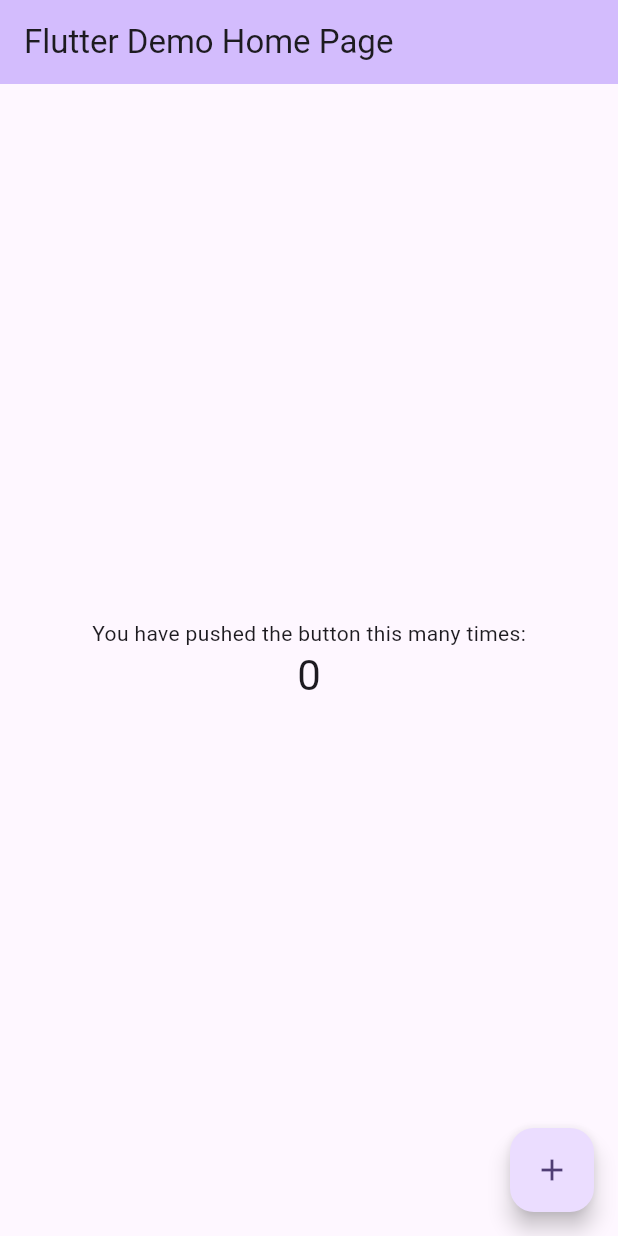
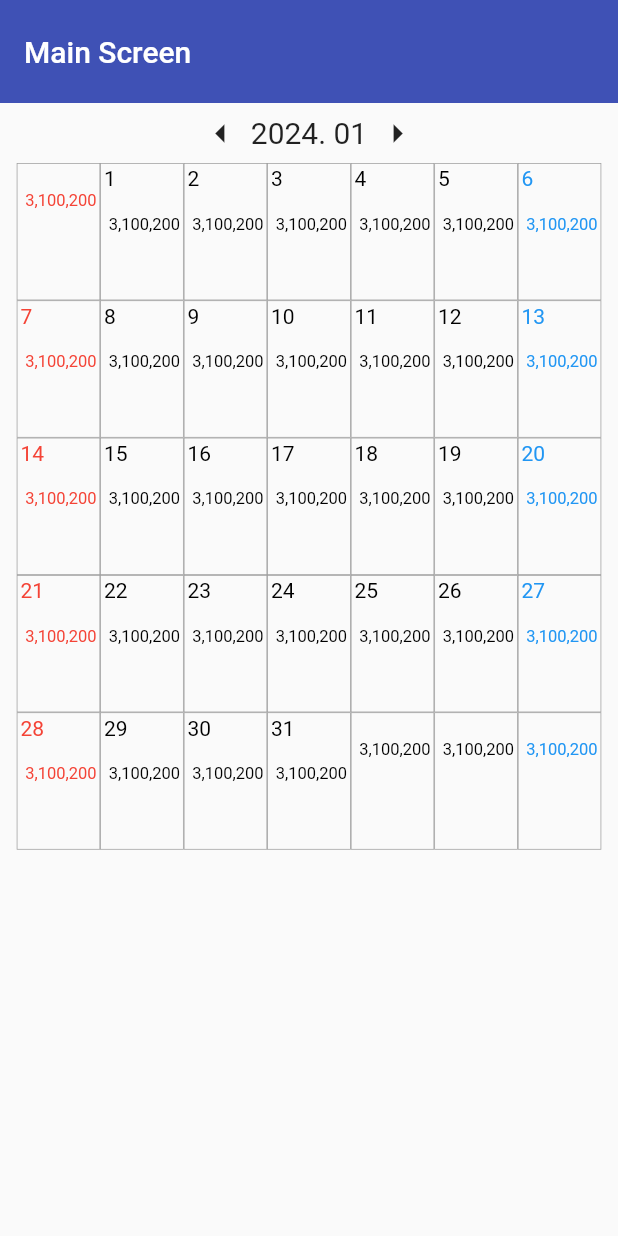
Before and after one commit to kanggo1111/hair_designer_sales_manage, a Flutter app: the screen it shows after launch, on a phone screen of 412 x 824 dp. Run offline on Flutter 3.47's test engine with Material 3 defaults, Android fonts, the phone set to English and light mode, and no system bars.

Commit message:
develope calendar #1
TODO:
responsively set size of calendar

```diff
--- a/lib/main.dart
+++ b/lib/main.dart
@@ -1,4 +1,5 @@
 import 'package:flutter/material.dart';
+import 'package:hair_designer_sales_manage/screens/main_screen.dart';
 
 void main() {
   runApp(const MyApp());
@@ -7,119 +8,12 @@
 class MyApp extends StatelessWidget {
   const MyApp({super.key});
 
-  // This widget is the root of your application.
   @override
   Widget build(BuildContext context) {
     return MaterialApp(
-      title: 'Flutter Demo',
-      theme: ThemeData(
-        // This is the theme of your application.
-        //
-        // TRY THIS: Try running your application with "flutter run". You'll see
-        // the application has a purple toolbar. Then, without quitting the app,
-        // try changing the seedColor in the colorScheme below to Colors.green
-        // and then invoke "hot reload" (save your changes or press the "hot
-        // reload" button in a Flutter-supported IDE, or press "r" if you used
-        // the command line to start the app).
-        //
-        // Notice that the counter didn't reset back to zero; the application
-        // state is not lost during the reload. To reset the state, use hot
-        // restart instead.
-        //
-        // This works for code too, not just values: Most code changes can be
-        // tested with just a hot reload.
-        colorScheme: ColorScheme.fromSeed(seedColor: Colors.deepPurple),
-        useMaterial3: true,
-      ),
-      home: const MyHomePage(title: 'Flutter Demo Home Page'),
+      theme: ThemeData(primarySwatch: Colors.indigo, useMaterial3: false),
+      title: 'Hair designer sales manager',
+      home: MainScreen(),
     );
   }
 }
-
-class MyHomePage extends StatefulWidget {
-  const MyHomePage({super.key, required this.title});
-
-  // This widget is the home page of your application. It is stateful, meaning
-  // that it has a State object (defined below) that contains fields that affect
-  // how it looks.
-
-  // This class is the configuration for the state. It holds the values (in this
-  // case the title) provided by the parent (in this case the App widget) and
-  // used by the build method of the State. Fields in a Widget subclass are
-  // always marked "final".
-
-  final String title;
-
-  @override
-  State<MyHomePage> createState() => _MyHomePageState();
-}
-
-class _MyHomePageState extends State<MyHomePage> {
-  int _counter = 0;
-
-  void _incrementCounter() {
-    setState(() {
-      // This call to setState tells the Flutter framework that something has
-      // changed in this State, which causes it to rerun the build method below
-      // so that the display can reflect the updated values. If we changed
-      // _counter without calling setState(), then the build method would not be
-      // called again, and so nothing would appear to happen.
-      _counter++;
-    });
-  }
-
-  @override
-  Widget build(BuildContext context) {
-    // This method is rerun every time setState is called, for instance as done
-    // by the _incrementCounter method above.
-    //
-    // The Flutter framework has been optimized to make rerunning build methods
-    // fast, so that you can just rebuild anything that needs updating rather
-    // than having to individually change instances of widgets.
-    return Scaffold(
-      appBar: AppBar(
-        // TRY THIS: Try changing the color here to a specific color (to
-        // Colors.amber, perhaps?) and trigger a hot reload to see the AppBar
-        // change color while the other colors stay the same.
-        backgroundColor: Theme.of(context).colorScheme.inversePrimary,
-        // Here we take the value from the MyHomePage object that was created by
-        // the App.build method, and use it to set our appbar title.
-        title: Text(widget.title),
-      ),
-      body: Center(
-        // Center is a layout widget. It takes a single child and positions it
-        // in the middle of the parent.
-        child: Column(
-          // Column is also a layout widget. It takes a list of children and
-          // arranges them vertically. By default, it sizes itself to fit its
-          // children horizontally, and tries to be as tall as its parent.
-          //
-          // Column has various properties to control how it sizes itself and
-          // how it positions its children. Here we use mainAxisAlignment to
-          // center the children vertically; the main axis here is the vertical
-          // axis because Columns are vertical (the cross axis would be
-          // horizontal).
-          //
-          // TRY THIS: Invoke "debug painting" (choose the "Toggle Debug Paint"
-          // action in the IDE, or press "p" in the console), to see the
-          // wireframe for each widget.
-          mainAxisAlignment: MainAxisAlignment.center,
-          children: <Widget>[
-            const Text(
-              'You have pushed the button this many times:',
-            ),
-            Text(
-              '$_counter',
-              style: Theme.of(context).textTheme.headlineMedium,
-            ),
-          ],
-        ),
-      ),
-      floatingActionButton: FloatingActionButton(
-        onPressed: _incrementCounter,
-        tooltip: 'Increment',
-        child: const Icon(Icons.add),
-      ), // This trailing comma makes auto-formatting nicer for build methods.
-    );
-  }
-}
--- /dev/null
+++ b/lib/my_widget/my_calendar/my_calendar.dart
@@ -0,0 +1,232 @@
+import 'package:flutter/material.dart';
+import 'package:intl/intl.dart';
+
+Map<String, int> weekday = {
+  "SUN": 1,
+  "MON": 2,
+  "TUE": 3,
+  "WED": 4,
+  "THU": 5,
+  "FRI": 6,
+  "SAT": 7,
+};
+
+class MyCalendar extends StatefulWidget {
+  MyCalendar({super.key});
+
+  @override
+  State<MyCalendar> createState() => _MyCalendarState();
+}
+
+class _MyCalendarState extends State<MyCalendar> {
+  int currentMonth = 1; // 1 ~ 12
+  int currentYear = 2024; // 1 ~ 12
+  int startingCell = 1;
+  var now;
+
+  @override
+  void initState() {
+    // TODO: implement initState
+    super.initState();
+    now = new DateTime.now();
+    getCurrentMonth();
+  }
+
+  void getCurrentMonth() {
+    currentMonth = int.parse(DateFormat('MM').format(now));
+    currentYear = int.parse(DateFormat('y').format(now));
+  }
+
+  Widget build(BuildContext context) {
+    return Container(
+      padding: EdgeInsets.fromLTRB(MediaQuery.of(context).size.width / 37, 0,
+          MediaQuery.of(context).size.width / 37, 0),
+      child: Column(
+        children: [
+          Padding(
+            padding: const EdgeInsets.symmetric(vertical: 5),
+            child: Row(
+              mainAxisAlignment: MainAxisAlignment.center,
+              children: [
+                GestureDetector(
+                    onTap: () {
+                      setState(() {
+                        if (currentMonth == 1) {
+                          currentYear--;
+                          currentMonth = 12;
+                        } else
+                          currentMonth--;
+
+                        now = DateTime(currentYear, currentMonth);
+                      });
+                    },
+                    child: Icon(
+                      Icons.arrow_left,
+                      size: 30,
+                    )),
+                const SizedBox(
+                  width: 5,
+                ),
+                Text(
+                  currentYear.toString() +
+                      '. ' +
+                      currentMonth.toString().padLeft(2, "0"),
+                  style: TextStyle(fontSize: 20),
+                ),
+                const SizedBox(
+                  width: 5,
+                ),
+                GestureDetector(
+                  onTap: () {
+                    setState(() {
+                      if (currentMonth == 12) {
+                        currentYear++;
+                        currentMonth = 1;
+                      } else
+                        currentMonth++;
+
+                      now = DateTime(currentYear, currentMonth);
+                    });
+                  },
+                  child: Icon(
+                    Icons.arrow_right,
+                    size: 30,
+                  ),
+                )
+              ],
+            ),
+          ),
+          CalendarCol(now),
+        ],
+      ),
+    );
+  }
+}
+
+class CalendarCol extends StatefulWidget {
+  CalendarCol(this.now, {super.key});
+
+  final DateTime now;
+
+  @override
+  State<CalendarCol> createState() => _CalendarColState();
+}
+
+class _CalendarColState extends State<CalendarCol> {
+  @override
+  Widget build(BuildContext context) {
+    int startingCell = weekday[DateFormat('E')
+        .format(DateTime(widget.now.year, widget.now.month, 1))
+        .toUpperCase()]!;
+    return Column(
+      children: List.generate(
+          5 * 7 + 1 - (startingCell - 1) <=
+                  DateTime(widget.now.year, widget.now.month + 1, 0).day
+              ? 6
+              : 5,
+          (index) =>
+              CalendarRow(widget.now, index * 7 + 1 - (startingCell - 1))),
+    );
+  }
+}
+
+class CalendarRow extends StatefulWidget {
+  const CalendarRow(this.now, this.startDayOfWeek, {super.key});
+
+  final DateTime now;
+  final int startDayOfWeek;
+
+  @override
+  State<CalendarRow> createState() => _CalendarRowState();
+}
+
+class _CalendarRowState extends State<CalendarRow> {
+  @override
+  Widget build(BuildContext context) {
+    return Row(
+      children: List.generate(
+          7,
+          (index) => CalendarCell(
+              widget.now,
+              widget.startDayOfWeek + index,
+              index == 0
+                  ? Colors.red
+                  : index == 6
+                      ? Colors.blue
+                      : Colors.black)),
+    );
+  }
+}
+
+class CalendarCell extends StatefulWidget {
+  const CalendarCell(this.now, this.dayOfCell, this.color, {super.key});
+
+  final DateTime now;
+  final int dayOfCell;
+  final Color color;
+
+  @override
+  State<CalendarCell> createState() => _CalendarCellState();
+}
+
+class _CalendarCellState extends State<CalendarCell> {
+  @override
+  Widget build(BuildContext context) {
+    final double cellWidth = MediaQuery.of(context).size.width * 5 / 37;
+    final double cellHeight = MediaQuery.of(context).size.height / 9;
+    final double cellBorderWidth = 0.5;
+
+    final bool isDate = true;
+
+    return Container(
+        padding: EdgeInsets.all(2),
+        width: cellWidth,
+        height: cellHeight,
+        decoration: BoxDecoration(
+            border: Border.all(color: Colors.grey, width: cellBorderWidth)),
+        child: Row(
+          children: [
+            Expanded(
+                child: Container(
+              child: Column(
+                crossAxisAlignment: CrossAxisAlignment.start,
+                children: [
+                  if (widget.dayOfCell > 0 &&
+                      widget.dayOfCell <=
+                          DateTime(widget.now.year, widget.now.month + 1, 0)
+                              .day)
+                    Text(widget.dayOfCell.toString(),
+                        style: TextStyle(
+                            color: widget.color)),
+                  Text(' ',
+                      style: TextStyle(
+                          color: widget.color)),
+                  Row(
+                    mainAxisAlignment: MainAxisAlignment.end,
+                    children: [
+                      Text('3,100,200',
+                          style: TextStyle(
+                              color: widget.color,
+                              fontSize: 11)),
+                    ],
+                  ),
+                  // 지출?
+                  //
+                  // Row(
+                  //   mainAxisAlignment: MainAxisAlignment.end,
+                  //   children: [
+                  //     Text('3,100,200',
+                  //         style: TextStyle(
+                  //             color: widget.color,
+                  //             backgroundColor: Colors.grey,
+                  //             fontSize: 11)),
+                  //   ],
+                  // )
+
+                ],
+              ),
+            )),
+          ],
+        ));
+  }
+}
--- /dev/null
+++ b/lib/screens/main_screen.dart
@@ -0,0 +1,20 @@
+import 'package:flutter/material.dart';
+import 'package:hair_designer_sales_manage/my_widget/my_calendar/my_calendar.dart';
+
+class MainScreen extends StatelessWidget {
+  const MainScreen({super.key});
+
+  @override
+  Widget build(BuildContext context) {
+    return Scaffold(
+      appBar: AppBar(
+        toolbarHeight: MediaQuery.of(context).size.height/12,
+        title: Text('Main Screen'),
+        elevation: 0,
+      ),
+      body: Center(
+        child: MyCalendar(),
+      ),
+    );
+  }
+}
--- a/pubspec.yaml
+++ b/pubspec.yaml
@@ -35,6 +35,7 @@ dependencies:
   # The following adds the Cupertino Icons font to your application.
   # Use with the CupertinoIcons class for iOS style icons.
   cupertino_icons: ^1.0.2
+  intl: ^0.19.0
 
 dev_dependencies:
   flutter_test:
```
Also changed, not shown: pubspec.lock.
